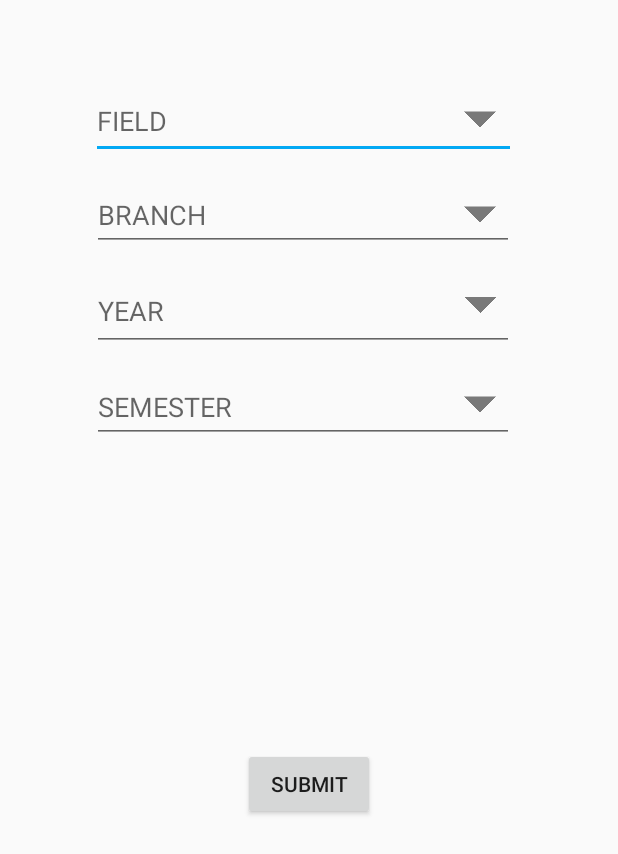
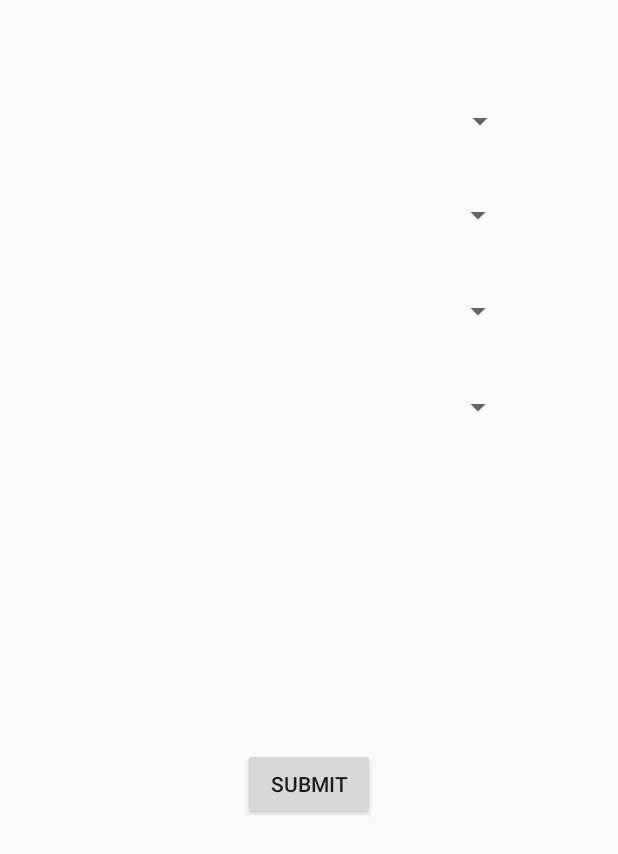
Before and after one commit to HEMANGDODIA/BookSharing, an Android app: the layout activity_field_branch.xml on its own in the app's theme, with its tools: preview values and no code run, on a phone screen of 412 x 824 dp. Shown: the top 854 px of the screen. Run offline under Robolectric (Android 15) with nearby library versions, the phone set to English and light mode, and no system bars.

Commit message:
hello13265

```diff
--- a/app/src/main/res/layout/activity_field_branch.xml
+++ b/app/src/main/res/layout/activity_field_branch.xml
@@ -6,31 +6,6 @@
     android:layout_height="match_parent"
     tools:context=".FieldBranch">
 
-    <ImageView
-        android:id="@+id/image4"
-        android:layout_width="48dp"
-        android:layout_height="45dp"
-        android:layout_alignTop="@+id/actv1"
-        android:layout_alignBottom="@+id/actv1"
-        android:layout_marginTop="12dp"
-        android:layout_marginEnd="68dp"
-        android:padding="5dp"
-        app:layout_constraintEnd_toEndOf="parent"
-        app:layout_constraintTop_toBottomOf="@+id/actv3"
-        app:srcCompat="@drawable/arrow" />
-
-    <ImageView
-        android:id="@+id/image3"
-        android:layout_width="47dp"
-        android:layout_height="43dp"
-        android:layout_alignTop="@+id/actv1"
-        android:layout_alignBottom="@+id/actv1"
-        android:layout_marginTop="13dp"
-        android:layout_marginEnd="68dp"
-        android:padding="5dp"
-        app:layout_constraintEnd_toEndOf="parent"
-        app:layout_constraintTop_toBottomOf="@+id/actv2"
-        app:srcCompat="@drawable/arrow" />
 
     <Button
         android:id="@+id/SubmitField"
@@ -46,7 +21,7 @@
         app:layout_constraintStart_toStartOf="parent"
         app:layout_constraintTop_toBottomOf="@+id/actv4" />
 
-    <AutoCompleteTextView
+    <Spinner
         android:id="@+id/actv1"
         android:layout_width="283dp"
         android:layout_height="50dp"
@@ -60,7 +35,7 @@
         app:layout_constraintTop_toTopOf="parent"
         tools:ignore="MissingConstraints" />
 
-    <AutoCompleteTextView
+    <Spinner
         android:id="@+id/actv2"
         android:layout_width="281dp"
         android:layout_height="48dp"
@@ -74,7 +49,7 @@
         app:layout_constraintTop_toBottomOf="@+id/actv1"
         tools:ignore="MissingConstraints" />
 
-    <AutoCompleteTextView
+    <Spinner
         android:id="@+id/actv3"
         android:layout_width="281dp"
         android:layout_height="53dp"
@@ -88,7 +63,7 @@
         app:layout_constraintTop_toBottomOf="@+id/actv2"
         tools:ignore="MissingConstraints" />
 
-    <AutoCompleteTextView
+    <Spinner
         android:id="@+id/actv4"
         android:layout_width="281dp"
         android:layout_height="48dp"
@@ -102,31 +77,6 @@
         app:layout_constraintTop_toBottomOf="@+id/actv3"
         tools:ignore="MissingConstraints" />
 
-    <ImageView
-        android:id="@+id/image"
-        android:layout_width="48dp"
-        android:layout_height="45dp"
-        android:layout_alignTop="@+id/actv1"
-        android:layout_alignBottom="@+id/actv1"
-        android:layout_marginTop="56dp"
-        android:layout_marginEnd="68dp"
-        android:padding="5dp"
-        app:layout_constraintEnd_toEndOf="parent"
-        app:layout_constraintTop_toTopOf="parent"
-        app:srcCompat="@drawable/arrow" />
-
-    <ImageView
-        android:id="@+id/image2"
-        android:layout_width="48dp"
-        android:layout_height="45dp"
-        android:layout_alignTop="@+id/actv1"
-        android:layout_alignBottom="@+id/actv1"
-        android:layout_marginTop="13dp"
-        android:layout_marginEnd="68dp"
-        android:padding="5dp"
-        app:layout_constraintEnd_toEndOf="parent"
-        app:layout_constraintTop_toBottomOf="@+id/actv1"
-        app:srcCompat="@drawable/arrow" />
 
 
 </androidx.constraintlayout.widget.ConstraintLayout>
```
